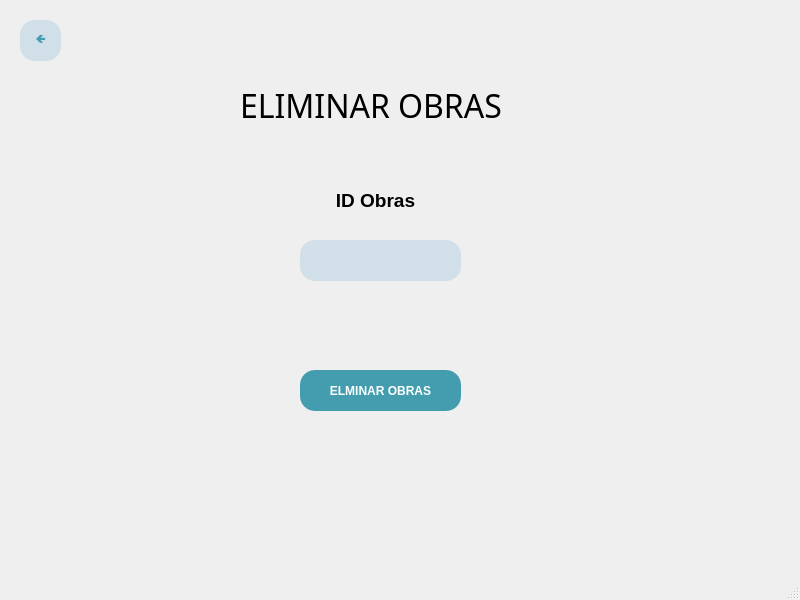
Qt form src/vista/ui/EliminarObras.ui (eperec03/museo) before a commit.
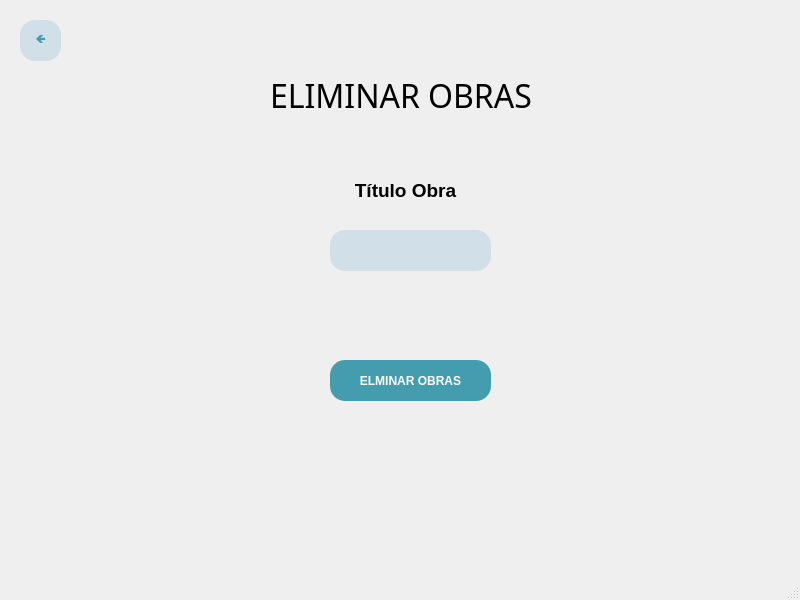
The same form after that commit.

The edit to the form file:
```diff
--- a/src/vista/ui/EliminarObras.ui
+++ b/src/vista/ui/EliminarObras.ui
@@ -17,8 +17,8 @@
    <widget class="QPushButton" name="BotonEditarObra">
     <property name="geometry">
      <rect>
-      <x>300</x>
-      <y>370</y>
+      <x>330</x>
+      <y>360</y>
       <width>161</width>
       <height>41</height>
      </rect>
@@ -212,21 +212,21 @@
    <widget class="QLabel" name="label">
     <property name="geometry">
      <rect>
-      <x>270</x>
-      <y>180</y>
+      <x>300</x>
+      <y>170</y>
       <width>211</width>
       <height>41</height>
      </rect>
     </property>
     <property name="text">
-     <string>&lt;html&gt;&lt;head/&gt;&lt;body&gt;&lt;p align=&quot;center&quot;&gt;&lt;span style=&quot; font-size:14pt; font-weight:600;&quot;&gt;ID Obras&lt;/span&gt;&lt;/p&gt;&lt;/body&gt;&lt;/html&gt;</string>
+     <string>&lt;html&gt;&lt;head/&gt;&lt;body&gt;&lt;p align=&quot;center&quot;&gt;&lt;span style=&quot; font-size:14pt; font-weight:600;&quot;&gt;Título Obra&lt;/span&gt;&lt;/p&gt;&lt;/body&gt;&lt;/html&gt;</string>
     </property>
    </widget>
    <widget class="QLabel" name="Titulo">
     <property name="geometry">
      <rect>
-      <x>240</x>
-      <y>60</y>
+      <x>270</x>
+      <y>50</y>
       <width>341</width>
       <height>91</height>
      </rect>
@@ -246,8 +246,8 @@
    <widget class="QLineEdit" name="IDObra_entrada">
     <property name="geometry">
      <rect>
-      <x>300</x>
-      <y>240</y>
+      <x>330</x>
+      <y>230</y>
       <width>161</width>
       <height>41</height>
      </rect>
```
Left out of the diff: 2 changed lines with no effect on the pictures.
